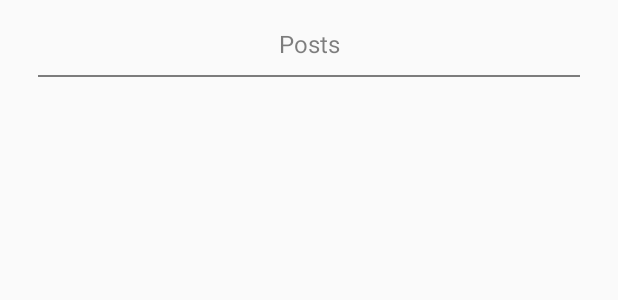
After one commit to nickyhuynh/reddit, an Android app: the layout activity_main.xml on its own in the app's theme, with its tools: preview values and no code run, on a phone screen of 412 x 824 dp. The commit adds this screen. Shown: the top 300 px of the screen. Run offline under Robolectric (Android 15) with nearby library versions, the phone set to English and light mode, and no system bars.

Commit message:
added views for activity and code to display recyclerview

```diff
--- a/app/build.gradle
+++ b/app/build.gradle
@@ -30,6 +30,7 @@ dependencies {
     androidTestImplementation 'com.android.support.test:runner:1.0.2'
     androidTestImplementation 'com.android.support.test.espresso:espresso-core:3.0.2'
     androidTestCompile 'com.android.support:support-annotations:27.1.1'
+    compile 'com.android.support.constraint:constraint-layout:1.0.2'
     compile 'com.android.support:appcompat-v7:27.1.1'
     compile 'com.android.support:recyclerview-v7:27.1.1'
     compile 'com.android.support:cardview-v7:27.1.1'
--- a/app/src/main/java/com/reddit/nhnic/reddit/managers/PostManager.java
+++ b/app/src/main/java/com/reddit/nhnic/reddit/managers/PostManager.java
@@ -19,6 +19,7 @@ public enum PostManager {
 
     PostManager() {
         this.context = Application.getInstance();
+        posts = new ArrayList<>();
     }
 
     public void addPost(PostDTO.Post post) {
--- /dev/null
+++ b/app/src/main/res/layout/activity_main.xml
@@ -0,0 +1,39 @@
+<?xml version="1.0" encoding="utf-8"?>
+<android.support.constraint.ConstraintLayout xmlns:android="http://schemas.android.com/apk/res/android"
+    android:layout_width="match_parent"
+    android:layout_height="match_parent"
+    xmlns:app="http://schemas.android.com/apk/res-auto">
+
+    <TextView
+        android:id="@+id/posts_title"
+        android:text="@string/posts_title"
+        android:gravity="center_horizontal|bottom"
+        android:textSize="16sp"
+        android:textColor="#80000000"
+        android:layout_width="match_parent"
+        android:layout_height="40dp" />
+
+    <View
+        android:id="@+id/posts_border"
+        android:layout_width="match_parent"
+        android:layout_height="1dp"
+        android:layout_marginTop="10dp"
+        android:layout_marginStart="25dp"
+        android:layout_marginEnd="25dp"
+        android:background="#80000000"
+        app:layout_constraintTop_toBottomOf="@id/posts_title"/>
+
+    <android.support.v7.widget.RecyclerView
+        android:id="@+id/posts_recycler_view"
+        android:layout_width="0dp"
+        android:layout_height="0dp"
+        android:layout_marginTop="10dp"
+        android:layout_marginStart="10dp"
+        android:layout_marginEnd="10dp"
+        app:layout_constraintTop_toBottomOf="@id/posts_border"
+        app:layout_constraintBottom_toBottomOf="parent"
+        app:layout_constraintLeft_toLeftOf="parent"
+        app:layout_constraintRight_toRightOf="parent"
+        />
+
+</android.support.constraint.ConstraintLayout>
--- a/app/src/main/res/values/strings.xml
+++ b/app/src/main/res/values/strings.xml
@@ -1,3 +1,4 @@
 <resources>
     <string name="app_name">reddit</string>
+    <string name="posts_title">Posts</string>
 </resources>
--- a/app/src/main/res/values/styles.xml
+++ b/app/src/main/res/values/styles.xml
@@ -1,7 +1,7 @@
 <resources>
 
     <!-- Base application theme. -->
-    <style name="AppTheme" parent="Theme.AppCompat.Light.DarkActionBar">
+    <style name="AppTheme" parent="Theme.AppCompat.Light.NoActionBar">
         <!-- Customize your theme here. -->
         <item name="colorPrimary">@color/colorPrimary</item>
         <item name="colorPrimaryDark">@color/colorPrimaryDark</item>
--- a/build.gradle
+++ b/build.gradle
@@ -19,6 +19,9 @@ allprojects {
     repositories {
         google()
         jcenter()
+        maven {
+            url 'https://maven.google.com'
+        }
     }
 }
 
```
Also changed, not shown: app/src/main/java/com/reddit/nhnic/reddit/main/MainActivity.java (+66 -2 lines), app/src/main/java/com/reddit/nhnic/reddit/dtos/PostAdapter.java (line endings or trailing spaces).
